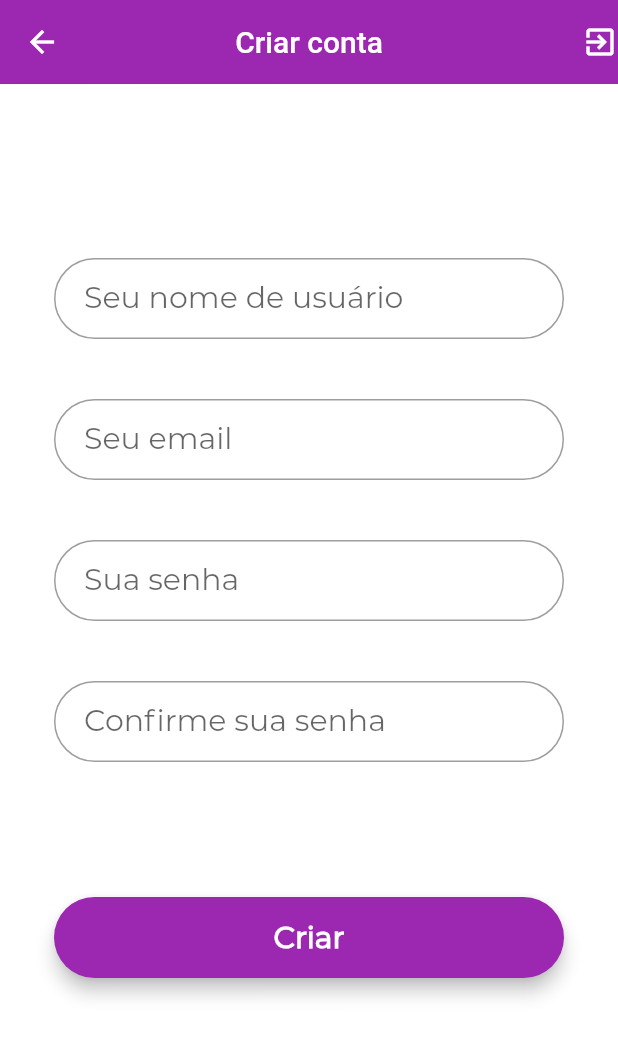
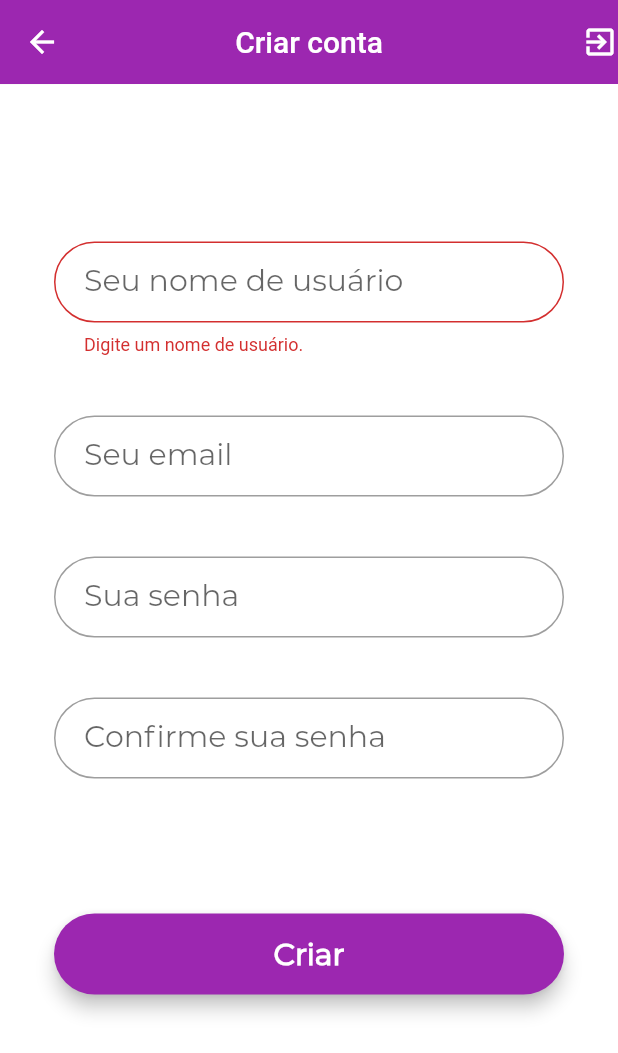
Before and after one commit to ajsaraujo/milky-front, a Flutter app: the SignUpScreen screen opened by its route, scrolled down 56 dp, after a tap on "Criar", on a phone screen of 412 x 824 dp. Shown: the top 1053 px of the screen. Run offline on Flutter 3.47's test engine with Material 2 defaults, Android fonts, the phone set to English and light mode, and no system bars; accounts and stored records are empty.

Commit message:
Delegar validação para a classe Validator
Ao longo do projeto poderíamos repetir certas validações em algumas telas.
Para evitar esse retrabalho e priorizar a modularização, foi criada a classe
validator, com métodos estáticos para validar vários tipos de String, como
nicknames, e-mails e caracteres.

```diff
--- /dev/null
+++ b/flutter_app/lib/control/validator.dart
@@ -0,0 +1,33 @@
+class Validator {
+
+  static String validateEmail(String email) {
+    final emailRegExp = RegExp(r'^[a-zA-Z\._0-9]+@[a-zA-Z\_0-9]+\.[a-zA-Z0-9\.]+$');
+    if (email.isEmpty)
+      return 'Digite seu email.';
+    if (!emailRegExp.hasMatch(email))
+      return 'Digite um email válido.';
+    return null;
+  }
+
+  static String validatePassword(String password) {
+    final passwordRegExp = RegExp(r'.');
+    if (password.isEmpty)
+      return 'Digite sua senha.';
+    if (!passwordRegExp.hasMatch(password))
+      return 'Digite uma senha válida.';
+    return null;
+  }
+
+  static String validateNickname(String nickname) {
+    final nicknameRegExp = RegExp(r'^[a-zA-Z0-9_]{3,50}$');
+    if (nickname.isEmpty)
+      return 'Digite um nome de usuário.';
+    if (nickname.length < 3)
+      return 'Nome de usuário muito curto.';
+    if (nickname.length > 50)
+      return 'Nome de usuário muito longo.';
+    if (!nicknameRegExp.hasMatch(nickname))
+      return 'Apenas alfanumérico e underline.';
+    return null;
+  }
+}
--- a/flutter_app/lib/screens/sign_up.dart
+++ b/flutter_app/lib/screens/sign_up.dart
@@ -1,4 +1,5 @@
 import 'package:flutter/material.dart';
+import 'package:flutter_app/control/validator.dart';
 import 'package:flutter_app/widgets/custom_app_bar.dart';
 import 'package:flutter_app/widgets/custom_form_field.dart';
 import 'package:flutter_app/widgets/custom_button.dart';
@@ -10,19 +11,20 @@ class SignUpScreen extends StatefulWidget {
 
 class _SignUpScreenState extends State<SignUpScreen> {
 
-  String _nickname;
-  String _email;
-  String _password;
+  static String _nickname;
+  static String _email;
+  static String _password;
 
-  final GlobalKey<FormState> _formKey = new GlobalKey<FormState>();
+  static final GlobalKey<FormState> _formKey = new GlobalKey<FormState>();
+  static final hintTextStyle = TextStyle(fontFamily: 'Montserrat', fontSize: 16.0);
 
   final nicknameField = CustomFormField(
     obscureText: false,
     labelText: 'Seu nome de usuário',
     hintText: 'Ex: cj_og97',
-    hintStyle: TextStyle(fontFamily: 'Montserrat', fontSize: 16.0),
-    onSaved: (String value) {},
-    validator: (String value) { return null; },
+    hintStyle: hintTextStyle,
+    validator: Validator.validateNickname,
+    onSaved: (String value) { _nickname = value; },
   );
 
   final emailField = CustomFormField(
@@ -50,7 +52,12 @@ class _SignUpScreenState extends State<SignUpScreen> {
 
   final submitButton = CustomButton(
     text: 'Criar',
-    onPressed: () {},
+    onPressed: () {
+      _formKey.currentState.save();
+      if (_formKey.currentState.validate()) {
+        print('Vamos criar essa conta!');
+      }
+    },
   );
 
   @override
```
Also changed, not shown: flutter_app/lib/screens/login.dart (+5 -20 lines).
